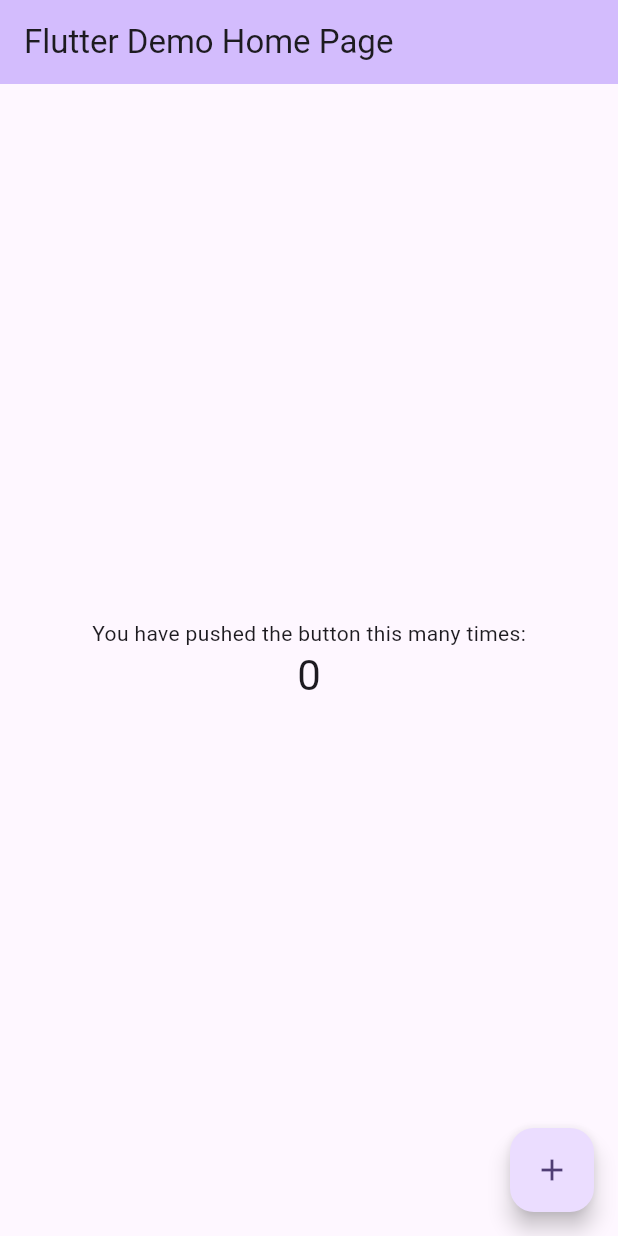
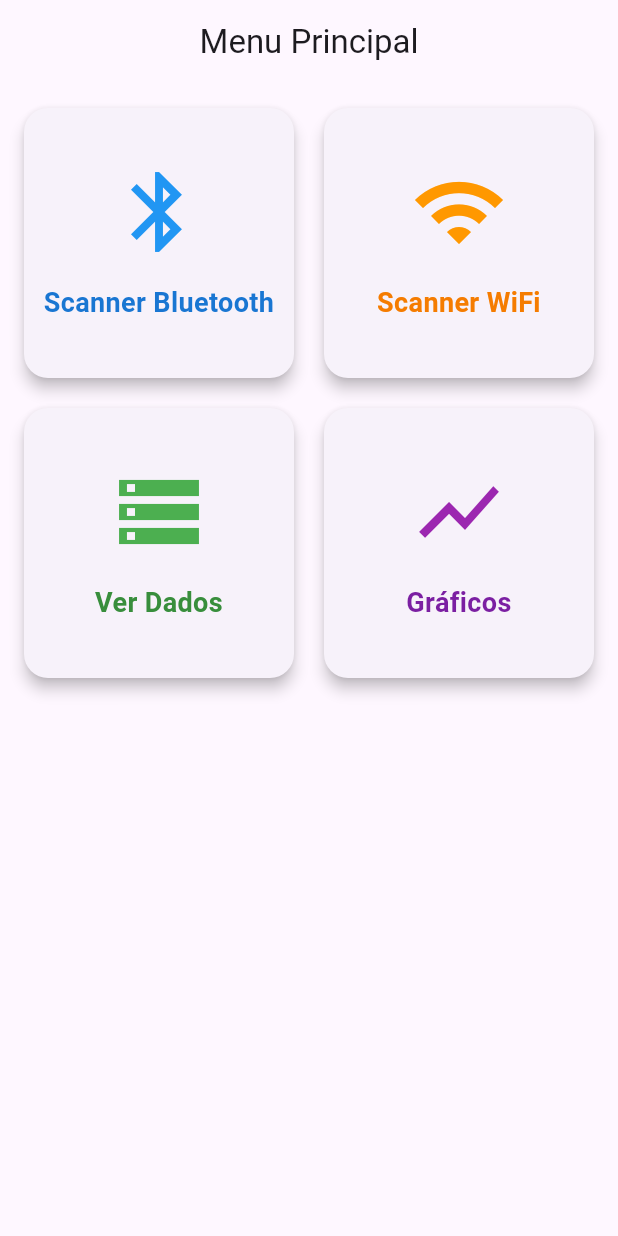
Before and after one commit to filipe-vitorino/Projeto_Agua_Doce, a Flutter app: the screen it shows after launch, on a phone screen of 412 x 824 dp. Run offline on Flutter 3.47's test engine with Material 3 defaults, Android fonts, the phone set to English and light mode, and no system bars.

Commit message:
Main menu + navegacao

```diff
--- a/lib/main.dart
+++ b/lib/main.dart
@@ -1,122 +1,93 @@
 import 'package:flutter/material.dart';
 
+// Importando as páginas
+import 'pages/scanner_ble_page.dart';
+import 'pages/scanner_wifi_page.dart';
+import 'pages/ver_dados_page.dart';
+import 'pages/graficos_page.dart';
+
 void main() {
-  runApp(const MyApp());
+  runApp(MyApp());
 }
 
 class MyApp extends StatelessWidget {
-  const MyApp({super.key});
-
-  // This widget is the root of your application.
   @override
   Widget build(BuildContext context) {
     return MaterialApp(
-      title: 'Flutter Demo',
-      theme: ThemeData(
-        // This is the theme of your application.
-        //
-        // TRY THIS: Try running your application with "flutter run". You'll see
-        // the application has a purple toolbar. Then, without quitting the app,
-        // try changing the seedColor in the colorScheme below to Colors.green
-        // and then invoke "hot reload" (save your changes or press the "hot
-        // reload" button in a Flutter-supported IDE, or press "r" if you used
-        // the command line to start the app).
-        //
-        // Notice that the counter didn't reset back to zero; the application
-        // state is not lost during the reload. To reset the state, use hot
-        // restart instead.
-        //
-        // This works for code too, not just values: Most code changes can be
-        // tested with just a hot reload.
-        colorScheme: ColorScheme.fromSeed(seedColor: Colors.deepPurple),
-      ),
-      home: const MyHomePage(title: 'Flutter Demo Home Page'),
+      title: 'Menu Principal',
+      theme: ThemeData(primarySwatch: Colors.blue),
+      home: MainMenuPage(),
     );
   }
 }
 
-class MyHomePage extends StatefulWidget {
-  const MyHomePage({super.key, required this.title});
-
-  // This widget is the home page of your application. It is stateful, meaning
-  // that it has a State object (defined below) that contains fields that affect
-  // how it looks.
-
-  // This class is the configuration for the state. It holds the values (in this
-  // case the title) provided by the parent (in this case the App widget) and
-  // used by the build method of the State. Fields in a Widget subclass are
-  // always marked "final".
-
-  final String title;
-
-  @override
-  State<MyHomePage> createState() => _MyHomePageState();
-}
-
-class _MyHomePageState extends State<MyHomePage> {
-  int _counter = 0;
-
-  void _incrementCounter() {
-    setState(() {
-      // This call to setState tells the Flutter framework that something has
-      // changed in this State, which causes it to rerun the build method below
-      // so that the display can reflect the updated values. If we changed
-      // _counter without calling setState(), then the build method would not be
-      // called again, and so nothing would appear to happen.
-      _counter++;
-    });
-  }
+class MainMenuPage extends StatelessWidget {
+  final List<_MenuItem> menuItems = [
+    _MenuItem(
+      'Scanner Bluetooth',
+      Icons.bluetooth,
+      Colors.blue,
+      ScannerBluetoothPage(),
+    ),
+    _MenuItem('Scanner WiFi', Icons.wifi, Colors.orange, ScannerWifiPage()),
+    _MenuItem('Ver Dados', Icons.storage, Colors.green, VerDadosPage()),
+    _MenuItem('Gráficos', Icons.show_chart, Colors.purple, GraficosPage()),
+  ];
 
   @override
   Widget build(BuildContext context) {
-    // This method is rerun every time setState is called, for instance as done
-    // by the _incrementCounter method above.
-    //
-    // The Flutter framework has been optimized to make rerunning build methods
-    // fast, so that you can just rebuild anything that needs updating rather
-    // than having to individually change instances of widgets.
     return Scaffold(
-      appBar: AppBar(
-        // TRY THIS: Try changing the color here to a specific color (to
-        // Colors.amber, perhaps?) and trigger a hot reload to see the AppBar
-        // change color while the other colors stay the same.
-        backgroundColor: Theme.of(context).colorScheme.inversePrimary,
-        // Here we take the value from the MyHomePage object that was created by
-        // the App.build method, and use it to set our appbar title.
-        title: Text(widget.title),
+      appBar: AppBar(title: Text('Menu Principal'), centerTitle: true),
+      body: Padding(
+        padding: const EdgeInsets.all(12.0),
+        child: GridView.count(
+          crossAxisCount: 2,
+          crossAxisSpacing: 12,
+          mainAxisSpacing: 12,
+          children:
+              menuItems.map((item) {
+                return GestureDetector(
+                  onTap: () {
+                    Navigator.push(
+                      context,
+                      MaterialPageRoute(builder: (context) => item.page),
+                    );
+                  },
+                  child: Card(
+                    shape: RoundedRectangleBorder(
+                      borderRadius: BorderRadius.circular(16),
                     ),
-      body: Center(
-        // Center is a layout widget. It takes a single child and positions it
-        // in the middle of the parent.
+                    elevation: 4,
                     child: Column(
-          // Column is also a layout widget. It takes a list of children and
-          // arranges them vertically. By default, it sizes itself to fit its
-          // children horizontally, and tries to be as tall as its parent.
-          //
-          // Column has various properties to control how it sizes itself and
-          // how it positions its children. Here we use mainAxisAlignment to
-          // center the children vertically; the main axis here is the vertical
-          // axis because Columns are vertical (the cross axis would be
-          // horizontal).
-          //
-          // TRY THIS: Invoke "debug painting" (choose the "Toggle Debug Paint"
-          // action in the IDE, or press "p" in the console), to see the
-          // wireframe for each widget.
                       mainAxisAlignment: MainAxisAlignment.center,
-          children: <Widget>[
-            const Text('You have pushed the button this many times:'),
+                      children: [
+                        Icon(item.icon, size: 64, color: item.color),
+                        SizedBox(height: 16),
                         Text(
-              '$_counter',
-              style: Theme.of(context).textTheme.headlineMedium,
+                          item.title,
+                          style: TextStyle(
+                            fontSize: 18,
+                            fontWeight: FontWeight.bold,
+                            color: item.color.shade700,
+                          ),
+                          textAlign: TextAlign.center,
                         ),
                       ],
                     ),
                   ),
-      floatingActionButton: FloatingActionButton(
-        onPressed: _incrementCounter,
-        tooltip: 'Increment',
-        child: const Icon(Icons.add),
-      ), // This trailing comma makes auto-formatting nicer for build methods.
+                );
+              }).toList(),
+        ),
+      ),
     );
   }
 }
+
+class _MenuItem {
+  final String title;
+  final IconData icon;
+  final MaterialColor color;
+  final Widget page;
+
+  _MenuItem(this.title, this.icon, this.color, this.page);
+}
--- /dev/null
+++ b/lib/pages/graficos_page.dart
@@ -0,0 +1,13 @@
+import 'package:flutter/material.dart';
+
+class GraficosPage extends StatelessWidget {
+  @override
+  Widget build(BuildContext context) {
+    return Scaffold(
+      appBar: AppBar(title: Text('Gráficos')),
+      body: Center(
+        child: Text('Tela Gráficos', style: TextStyle(fontSize: 24)),
+      ),
+    );
+  }
+}
--- /dev/null
+++ b/lib/pages/scanner_ble_page.dart
@@ -0,0 +1,13 @@
+import 'package:flutter/material.dart';
+
+class ScannerBluetoothPage extends StatelessWidget {
+  @override
+  Widget build(BuildContext context) {
+    return Scaffold(
+      appBar: AppBar(title: Text('Scanner Bluetooth')),
+      body: Center(
+        child: Text('Tela Scanner Bluetooth', style: TextStyle(fontSize: 24)),
+      ),
+    );
+  }
+}
--- /dev/null
+++ b/lib/pages/scanner_wifi_page.dart
@@ -0,0 +1,13 @@
+import 'package:flutter/material.dart';
+
+class ScannerWifiPage extends StatelessWidget {
+  @override
+  Widget build(BuildContext context) {
+    return Scaffold(
+      appBar: AppBar(title: Text('Scanner WiFi')),
+      body: Center(
+        child: Text('Tela Scanner WiFi', style: TextStyle(fontSize: 24)),
+      ),
+    );
+  }
+}
--- /dev/null
+++ b/lib/pages/ver_dados_page.dart
@@ -0,0 +1,13 @@
+import 'package:flutter/material.dart';
+
+class VerDadosPage extends StatelessWidget {
+  @override
+  Widget build(BuildContext context) {
+    return Scaffold(
+      appBar: AppBar(title: Text('Ver Dados')),
+      body: Center(
+        child: Text('Tela Ver Dados', style: TextStyle(fontSize: 24)),
+      ),
+    );
+  }
+}
```
Lines whose indentation alone changed are shown as unchanged.
